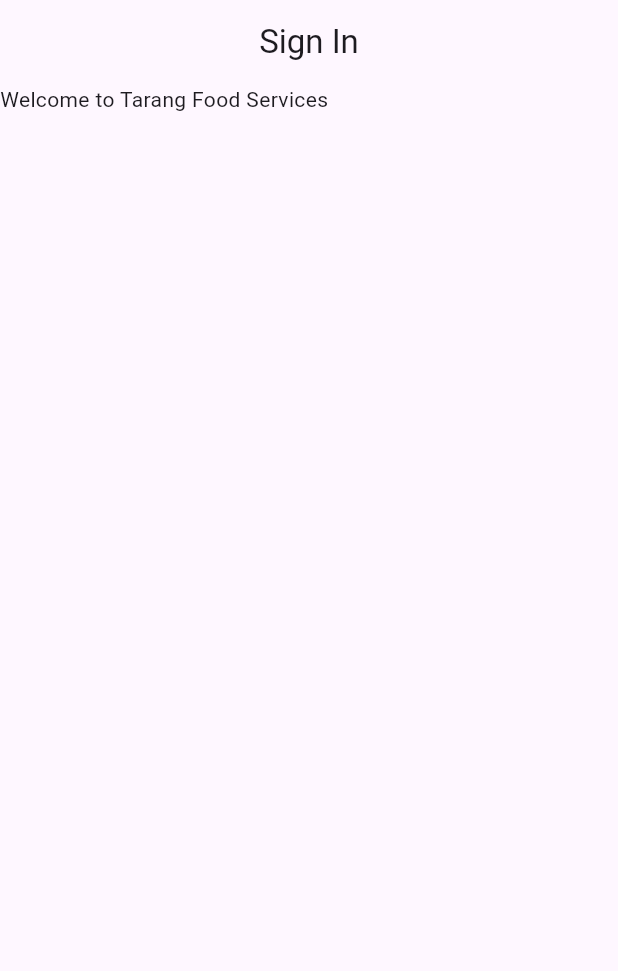
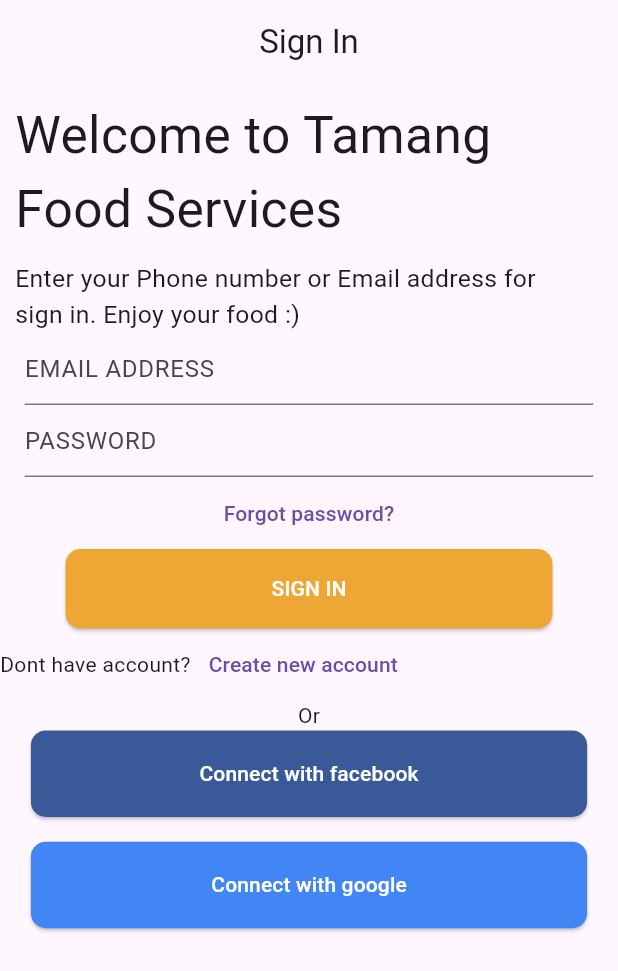
Before and after one commit to happy-initcoder/restaurantApp, a Flutter app: the screen it shows after launch, on a phone screen of 412 x 824 dp. Shown: the top 971 px of the screen. Run offline on Flutter 3.47's test engine with Material 2 defaults, Android fonts, the phone set to English and light mode, and no system bars; our stand-ins replace flutter_signin_button, google_fonts.

Commit message:
sign in page

```diff
--- a/lib/main.dart
+++ b/lib/main.dart
@@ -1,7 +1,9 @@
 import 'package:flutter/material.dart';
 import 'package:google_fonts/google_fonts.dart';
+import 'package:restaurantapp/screens/forgetPassword.dart';
 import 'package:restaurantapp/screens/getStartedpage.dart';
 import 'package:restaurantapp/screens/loginScreen.dart';
+import 'package:restaurantapp/screens/resetMessage.dart';
 
 void main() {
   runApp(const MyApp());
--- a/lib/screens/loginScreen.dart
+++ b/lib/screens/loginScreen.dart
@@ -1,17 +1,119 @@
 import 'package:flutter/material.dart';
+import 'package:flutter_signin_button/flutter_signin_button.dart';
 
 class LoginScreen extends StatelessWidget {
   const LoginScreen({super.key});
 
   @override
   Widget build(BuildContext context) {
+    var size = MediaQuery.of(context).size;
     return Scaffold(
+      resizeToAvoidBottomInset: false,
       appBar: AppBar(
         title: Center(
           child: Text('Sign In'),
         ),
       ),
-      body: Column(children: [Text('Welcome to Tarang Food Services')]),
+      body: Column(
+        children: [
+          Padding(
+            padding: const EdgeInsets.all(10),
+            child: Text(
+              'Welcome to Tamang Food Services',
+              style: TextStyle(fontSize: size.width / 12),
+            ),
+          ),
+          Padding(
+            padding: const EdgeInsets.only(right: 20, left: 10),
+            child: Text(
+              'Enter your Phone number or Email address for sign in. Enjoy your food :)',
+              style: TextStyle(fontSize: size.width / 25),
+            ),
+          ),
+          Padding(
+            padding: EdgeInsets.only(
+                left: size.height * .02, right: size.height * .02),
+            child: TextFormField(
+              decoration: InputDecoration(hintText: 'EMAIL ADDRESS'),
+            ),
+          ),
+          Padding(
+            padding: EdgeInsets.only(
+                left: size.height * .02, right: size.height * .02),
+            child: TextFormField(
+              decoration: InputDecoration(hintText: 'PASSWORD'),
+            ),
+          ),
+          TextButton(
+            onPressed: () {},
+            child: Text('Forgot password?'),
+          ),
+          ElevatedButton(
+            style: ElevatedButton.styleFrom(
+              padding: EdgeInsets.symmetric(
+                  horizontal: size.width / 3, vertical: size.height / 50),
+              shape: RoundedRectangleBorder(
+                borderRadius: BorderRadius.circular(10.0),
+              ),
+              primary: Color.fromRGBO(238, 167, 52, 1),
+            ),
+            onPressed: () {},
+            child: Text(
+              'SIGN IN',
+              style: TextStyle(color: Colors.white),
+            ),
+          ),
+          Row(children: [
+            Text('Dont have account?'),
+            TextButton(
+              onPressed: () {},
+              child: Text('Create new account'),
+            ),
+          ]),
+          Text('Or'),
+          SizedBox(
+            height: size.height * .07,
+            width: size.width * .9,
+            child: ElevatedButton(
+              style: ElevatedButton.styleFrom(
+                padding: EdgeInsets.symmetric(
+                    horizontal: size.width / 4, vertical: size.height / 50),
+                shape: RoundedRectangleBorder(
+                  borderRadius: BorderRadius.circular(10.0),
+                ),
+                primary: Color.fromRGBO(57, 89, 152, 1),
+              ),
+              onPressed: () {},
+              child: Text(
+                'Connect with facebook',
+                style: TextStyle(color: Colors.white),
+              ),
+            ),
+          ),
+          SizedBox(
+            height: MediaQuery.of(context).size.height / 50,
+          ),
+          SizedBox(
+            height: size.height * .07,
+            width: size.width * .9,
+            child: ElevatedButton(
+              style: ElevatedButton.styleFrom(
+                padding: EdgeInsets.symmetric(
+                    horizontal: size.width / 4, vertical: size.height / 50),
+                shape: RoundedRectangleBorder(
+                  borderRadius: BorderRadius.circular(10.0),
+                ),
+                primary: Color.fromRGBO(66, 133, 244, 1),
+              ),
+              onPressed: () {},
+              child: Text(
+                'Connect with google',
+                style: TextStyle(color: Colors.white),
+              ),
+            ),
+          ),
+        ],
+      ),
     );
   }
 }
--- a/pubspec.yaml
+++ b/pubspec.yaml
@@ -36,6 +36,7 @@ dependencies:
   # Use with the CupertinoIcons class for iOS style icons.
   cupertino_icons: ^1.0.2
   google_fonts: ^4.0.3
+  flutter_signin_button: ^2.0.0
 
 dev_dependencies:
   flutter_test:
@@ -66,7 +67,7 @@ flutter:
     - assets/images/Illustrations3.png
     - assets/images/Illustrations4.png
     - assets/images/g12.png
-
+    - assets/images/coffee.png
   # An image asset can refer to one or more resolution-specific "variants", see
   # https://flutter.dev/assets-and-images/#resolution-aware
 
```
Also changed, not shown: lib/screens/forgetPassword.dart (added, +72 -0 lines), lib/screens/resetMessage.dart (added, +81 -0 lines), assets/images/coffee.png (added), pubspec.lock.
